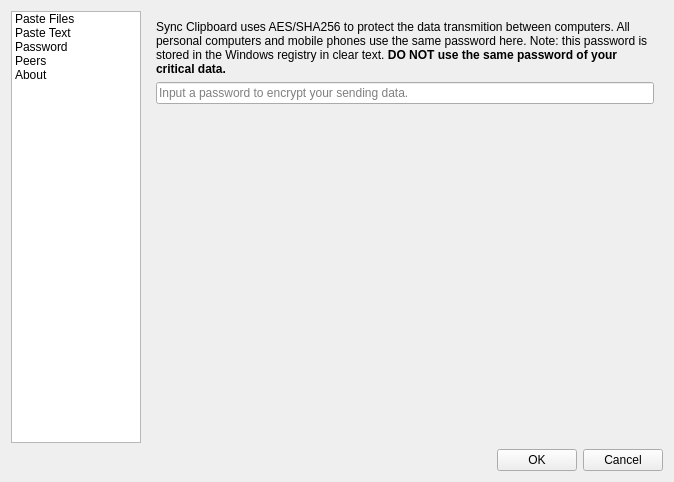
hgoldfish/lafdup, file configure.ui: the form before one commit.
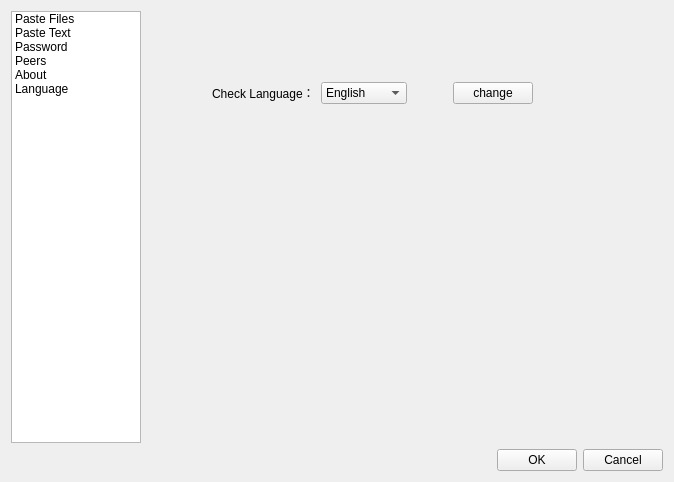
The form after the commit. The open tabs and pages were chosen to show the change. Icons and pictures are not drawn.

What changed in the file:
```diff
--- a/configure.ui
+++ b/configure.ui
@@ -93,6 +93,15 @@
           <normaloff>:/images/klipper.png</normaloff>:/images/klipper.png</iconset>
         </property>
        </item>
+       <item>
+        <property name="text">
+         <string>Language</string>
+        </property>
+        <property name="icon">
+         <iconset resource="lafdup.qrc">
+          <normaloff>:/images/language.png</normaloff>:/images/language.png</iconset>
+        </property>
+       </item>
       </widget>
      </item>
      <item>
@@ -688,6 +697,108 @@
          </item>
         </layout>
        </widget>
+       <widget class="QWidget" name="pageLanguage">
+        <widget class="QWidget" name="layoutWidget">
+         <property name="geometry">
+          <rect>
+           <x>40</x>
+           <y>70</y>
+           <width>371</width>
+           <height>24</height>
+          </rect>
+         </property>
+         <layout class="QHBoxLayout" name="horizontalLayout_9" stretch="0,3,2,0,1,0">
+          <item>
+           <spacer name="horizontalSpacer_11">
+            <property name="orientation">
+             <enum>Qt::Horizontal</enum>
+            </property>
+            <property name="sizeHint" stdset="0">
+             <size>
+              <width>40</width>
+              <height>20</height>
+             </size>
+            </property>
+           </spacer>
+          </item>
+          <item>
+           <widget class="QLabel" name="lblLanguage">
+            <property name="sizePolicy">
+             <sizepolicy hsizetype="Fixed" vsizetype="Preferred">
+              <horstretch>0</horstretch>
+              <verstretch>0</verstretch>
+             </sizepolicy>
+            </property>
+            <property name="text">
+             <string>Check Language：</string>
+            </property>
+           </widget>
+          </item>
+          <item>
+           <widget class="QComboBox" name="cbBLanguage">
+            <property name="sizePolicy">
+             <sizepolicy hsizetype="Preferred" vsizetype="Fixed">
+              <horstretch>0</horstretch>
+              <verstretch>0</verstretch>
+             </sizepolicy>
+            </property>
+            <item>
+             <property name="text">
+              <string>English</string>
+             </property>
+            </item>
+            <item>
+             <property name="text">
+              <string>中文(简体)</string>
+             </property>
+            </item>
+           </widget>
+          </item>
+          <item>
+           <spacer name="horizontalSpacer_13">
+            <property name="orientation">
+             <enum>Qt::Horizontal</enum>
+            </property>
+            <property name="sizeType">
+             <enum>QSizePolicy::Fixed</enum>
+            </property>
+            <property name="sizeHint" stdset="0">
+             <size>
+              <width>40</width>
+              <height>20</height>
+             </size>
+            </property>
+           </spacer>
+          </item>
+          <item>
+           <widget class="QPushButton" name="btnChangeLanguage">
+            <property name="sizePolicy">
+             <sizepolicy hsizetype="Fixed" vsizetype="Fixed">
+              <horstretch>0</horstretch>
+              <verstretch>0</verstretch>
+             </sizepolicy>
+            </property>
+            <property name="text">
+             <string>change</string>
+            </property>
+           </widget>
+          </item>
+          <item>
+           <spacer name="horizontalSpacer_12">
+            <property name="orientation">
+             <enum>Qt::Horizontal</enum>
+            </property>
+            <property name="sizeHint" stdset="0">
+             <size>
+              <width>40</width>
+              <height>20</height>
+             </size>
+            </property>
+           </spacer>
+          </item>
+         </layout>
+        </widget>
+       </widget>
       </widget>
      </item>
     </layout>
```
Left out of the diff: 2 changed lines with no effect on the pictures.
